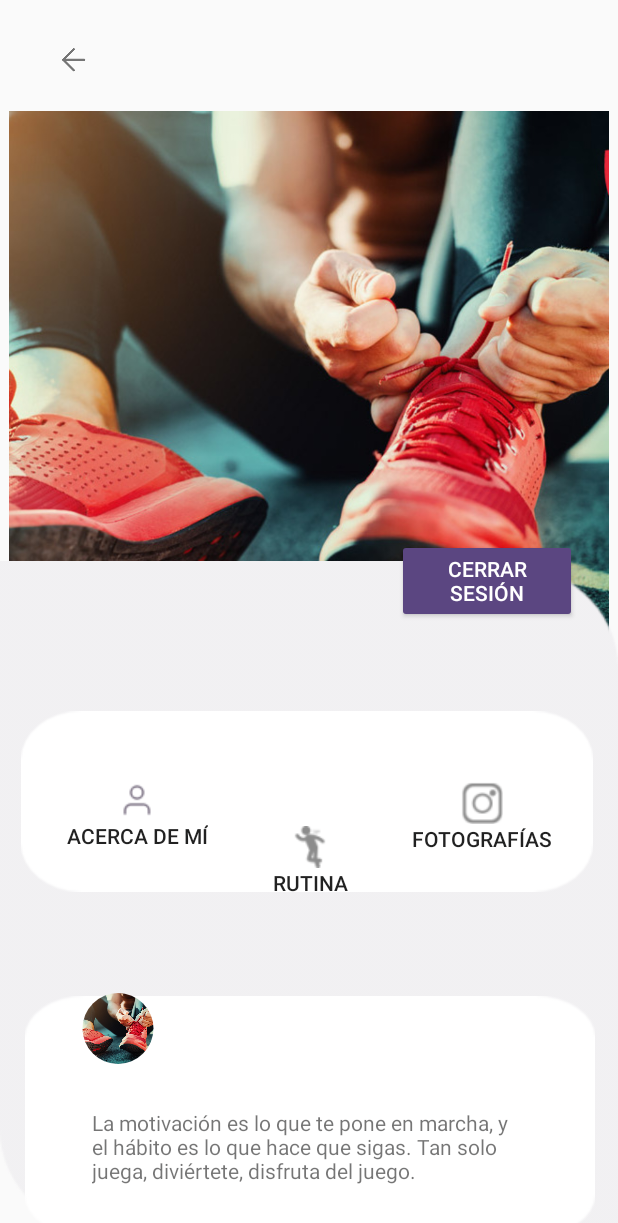
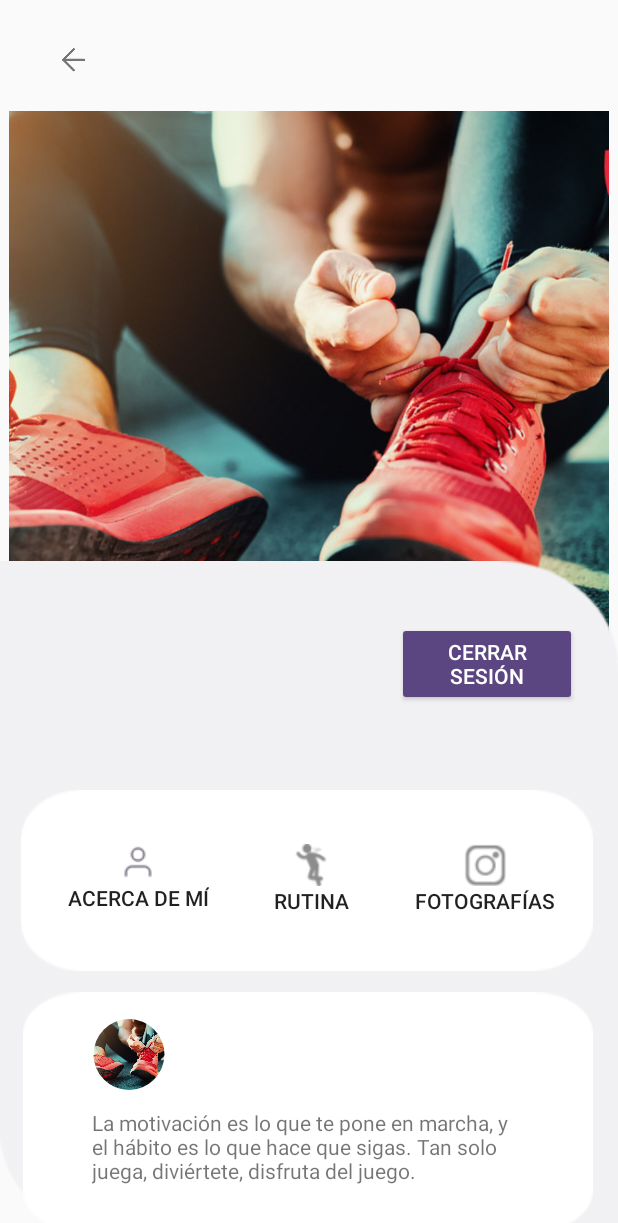
Before and after one commit to FannyLorenzo/Proyecto, an Android app: the UsuarioActivity screen opened directly, with no data from a screen before it, on a phone screen of 412 x 824 dp. Shown: the top 1223 px of the screen. Run offline under Robolectric (Android 15) with nearby library versions, the phone set to English and light mode, and no system bars; our stand-ins replace CircleImageView, Firebase (no records; nobody signed in at launch, a user with empty details on screens opened directly); libraries missing offline, so code that uses them is left out: com.facebook, com.facebook.login; pictures from the network do not load.

Commit message:
Arreglo interfaz perfil de usuario

```diff
--- a/app/src/main/res/layout/activity_usuario.xml
+++ b/app/src/main/res/layout/activity_usuario.xml
@@ -18,7 +18,8 @@
         app:layout_constraintHorizontal_bias="0.0"
         app:layout_constraintStart_toStartOf="parent"
         app:srcCompat="@drawable/perfildefault"
-        tools:srcCompat="@drawable/perfildefault" />
+        tools:srcCompat="@drawable/perfildefault"
+        android:contentDescription="TODO" />
 
     <ImageView
         android:id="@+id/imageView"
@@ -50,10 +51,10 @@
         android:layout_height="wrap_content"
         app:layout_constraintBottom_toBottomOf="parent"
         app:layout_constraintEnd_toEndOf="parent"
-        app:layout_constraintHorizontal_bias="0.516"
+        app:layout_constraintHorizontal_bias="0.483"
         app:layout_constraintStart_toStartOf="parent"
-        app:layout_constraintTop_toTopOf="parent"
-        app:layout_constraintVertical_bias="1.0"
+        app:layout_constraintTop_toBottomOf="@+id/imageView2"
+        app:layout_constraintVertical_bias="0.157"
         app:srcCompat="@drawable/bg_perfil_3" />
 
     <Button
@@ -66,12 +67,12 @@
         android:elegantTextHeight="false"
         android:hapticFeedbackEnabled="false"
         android:text="Acerca de mí"
-        app:layout_constraintBottom_toBottomOf="parent"
+        app:layout_constraintBottom_toBottomOf="@+id/imageView2"
         app:layout_constraintEnd_toEndOf="parent"
-        app:layout_constraintHorizontal_bias="0.141"
-        app:layout_constraintStart_toStartOf="parent"
-        app:layout_constraintTop_toTopOf="parent"
-        app:layout_constraintVertical_bias="0.672" />
+        app:layout_constraintHorizontal_bias="0.102"
+        app:layout_constraintStart_toStartOf="@+id/imageView2"
+        app:layout_constraintTop_toTopOf="@+id/imageView2"
+        app:layout_constraintVertical_bias="0.494" />
 
     <Button
         android:id="@+id/btn_rutina"
@@ -81,10 +82,12 @@
         android:background="@android:color/transparent"
         android:drawableTop="@drawable/icon_perfil_rutina"
         android:text="Rutina"
-        app:layout_constraintBottom_toBottomOf="@+id/imageView"
+        app:layout_constraintBottom_toBottomOf="@+id/btn_acerca_mi"
+        app:layout_constraintEnd_toEndOf="@+id/imageView2"
+        app:layout_constraintHorizontal_bias="0.0"
         app:layout_constraintStart_toEndOf="@+id/btn_acerca_mi"
-        app:layout_constraintTop_toTopOf="@+id/imageUsuario"
-        app:layout_constraintVertical_bias="0.679" />
+        app:layout_constraintTop_toTopOf="@+id/btn_acerca_mi"
+        app:layout_constraintVertical_bias="0.0" />
 
     <Button
         android:id="@+id/btn_fotografia"
@@ -93,26 +96,26 @@
         android:background="@android:color/transparent"
         android:drawableTop="@drawable/icon_perfil_fotografia"
         android:text="Fotografías"
-        app:layout_constraintBottom_toBottomOf="parent"
-        app:layout_constraintEnd_toEndOf="parent"
-        app:layout_constraintHorizontal_bias="0.352"
+        app:layout_constraintBottom_toBottomOf="@+id/btn_rutina"
+        app:layout_constraintEnd_toEndOf="@+id/imageView2"
         app:layout_constraintStart_toEndOf="@+id/btn_rutina"
-        app:layout_constraintTop_toTopOf="parent"
-        app:layout_constraintVertical_bias="0.672" />
+        app:layout_constraintTop_toTopOf="@+id/btn_rutina" />
 
     <TextView
         android:id="@+id/txtNameUsusario"
         android:layout_width="229dp"
         android:layout_height="63dp"
+        android:layout_marginTop="20dp"
+        android:paddingLeft="20dp"
         android:text="Usuario"
         android:textSize="24sp"
         android:textStyle="bold"
-        app:layout_constraintBottom_toBottomOf="parent"
-        app:layout_constraintEnd_toEndOf="parent"
-        app:layout_constraintHorizontal_bias="0.087"
-        app:layout_constraintStart_toStartOf="parent"
-        app:layout_constraintTop_toTopOf="parent"
-        app:layout_constraintVertical_bias="0.462" />
+        app:layout_constraintBottom_toBottomOf="@+id/imageUsuario"
+        app:layout_constraintEnd_toStartOf="@+id/btnCerrarSesion"
+        app:layout_constraintHorizontal_bias="0.628"
+        app:layout_constraintStart_toStartOf="@+id/imageView"
+        app:layout_constraintTop_toTopOf="@+id/imageView"
+        app:layout_constraintVertical_bias="0.629" />
 
     <TextView
         android:id="@+id/txtNameUsusario2"
@@ -123,10 +126,10 @@
         android:textStyle="bold"
         app:layout_constraintBottom_toBottomOf="parent"
         app:layout_constraintEnd_toEndOf="parent"
-        app:layout_constraintHorizontal_bias="0.828"
-        app:layout_constraintStart_toStartOf="parent"
-        app:layout_constraintTop_toTopOf="parent"
-        app:layout_constraintVertical_bias="0.828" />
+        app:layout_constraintHorizontal_bias="0.425"
+        app:layout_constraintStart_toEndOf="@+id/imageUsuario2"
+        app:layout_constraintTop_toTopOf="@+id/imageView5"
+        app:layout_constraintVertical_bias="0.13" />
 
     <de.hdodenhof.circleimageview.CircleImageView
         android:id="@+id/imageUsuario2"
@@ -137,10 +140,10 @@
         app:civ_border_width="0dp"
         app:layout_constraintBottom_toBottomOf="parent"
         app:layout_constraintEnd_toEndOf="parent"
-        app:layout_constraintHorizontal_bias="0.149"
-        app:layout_constraintStart_toStartOf="parent"
-        app:layout_constraintTop_toTopOf="parent"
-        app:layout_constraintVertical_bias="0.852" />
+        app:layout_constraintHorizontal_bias="0.132"
+        app:layout_constraintStart_toStartOf="@+id/imageView5"
+        app:layout_constraintTop_toTopOf="@+id/imageView5"
+        app:layout_constraintVertical_bias="0.155" />
 
     <Button
         android:id="@+id/btnCerrarSesion"
@@ -149,24 +152,22 @@
         android:backgroundTint="#5B4681"
         android:text="Cerrar sesión"
         android:textColor="#FFFFFF"
-        app:layout_constraintBottom_toBottomOf="parent"
+        app:layout_constraintBottom_toBottomOf="@+id/txtNameUsusario"
         app:layout_constraintEnd_toEndOf="parent"
         app:layout_constraintHorizontal_bias="0.907"
         app:layout_constraintStart_toStartOf="parent"
-        app:layout_constraintTop_toTopOf="parent"
-        app:layout_constraintVertical_bias="0.468" />
+        app:layout_constraintTop_toTopOf="@+id/txtNameUsusario" />
 
     <TextView
         android:id="@+id/textEmailUsuario"
         android:layout_width="228dp"
         android:layout_height="39dp"
+        android:paddingLeft="20dp"
         android:text="Email"
-        app:layout_constraintBottom_toBottomOf="parent"
-        app:layout_constraintEnd_toEndOf="parent"
-        app:layout_constraintHorizontal_bias="0.142"
-        app:layout_constraintStart_toStartOf="parent"
-        app:layout_constraintTop_toTopOf="parent"
-        app:layout_constraintVertical_bias="0.537" />
+        app:layout_constraintEnd_toEndOf="@+id/txtNameUsusario"
+        app:layout_constraintHorizontal_bias="0.0"
+        app:layout_constraintStart_toStartOf="@+id/txtNameUsusario"
+        app:layout_constraintTop_toBottomOf="@+id/txtNameUsusario" />
 
     <TextView
         android:id="@+id/textEmailUsuario2"
@@ -174,12 +175,12 @@
         android:layout_height="22dp"
         android:text="Email"
         android:textSize="12sp"
-        app:layout_constraintBottom_toBottomOf="parent"
-        app:layout_constraintEnd_toEndOf="parent"
-        app:layout_constraintHorizontal_bias="0.714"
-        app:layout_constraintStart_toStartOf="parent"
-        app:layout_constraintTop_toTopOf="parent"
-        app:layout_constraintVertical_bias="0.857" />
+        app:layout_constraintBottom_toBottomOf="@+id/imageView5"
+        app:layout_constraintEnd_toEndOf="@+id/imageView5"
+        app:layout_constraintHorizontal_bias="0.0"
+        app:layout_constraintStart_toStartOf="@+id/txtNameUsusario2"
+        app:layout_constraintTop_toBottomOf="@+id/txtNameUsusario2"
+        app:layout_constraintVertical_bias="0.0" />
 
     <ImageButton
         android:id="@+id/imgbtn_atras"
@@ -200,11 +201,10 @@
         android:id="@+id/textView10"
         android:layout_width="288dp"
         android:layout_height="69dp"
-        android:layout_marginBottom="16dp"
         android:text="La motivación es lo que te pone en marcha, y el hábito es lo que hace que sigas. Tan solo juega, diviértete, disfruta del juego."
-        app:layout_constraintBottom_toBottomOf="@+id/imageView"
-        app:layout_constraintEnd_toEndOf="parent"
-        app:layout_constraintHorizontal_bias="0.495"
-        app:layout_constraintStart_toStartOf="parent" />
+        app:layout_constraintBottom_toBottomOf="@+id/imageView5"
+        app:layout_constraintEnd_toEndOf="@+id/imageView5"
+        app:layout_constraintStart_toStartOf="@+id/imageView5"
+        app:layout_constraintTop_toBottomOf="@+id/textEmailUsuario2" />
 
 </androidx.constraintlayout.widget.ConstraintLayout>
```
